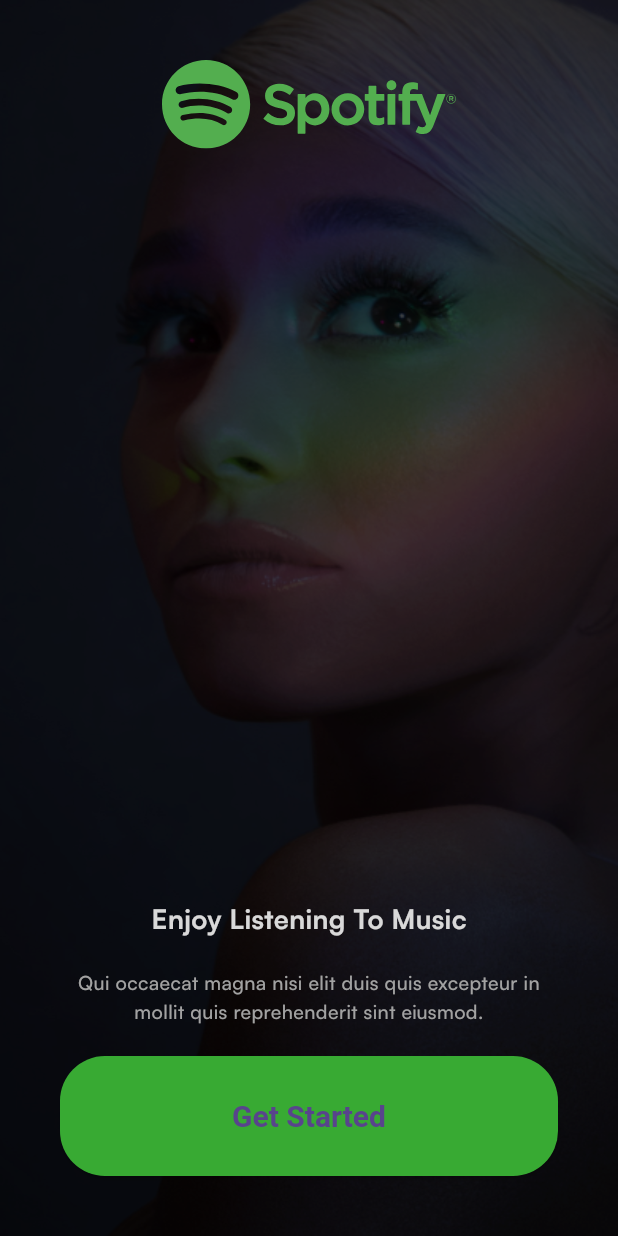
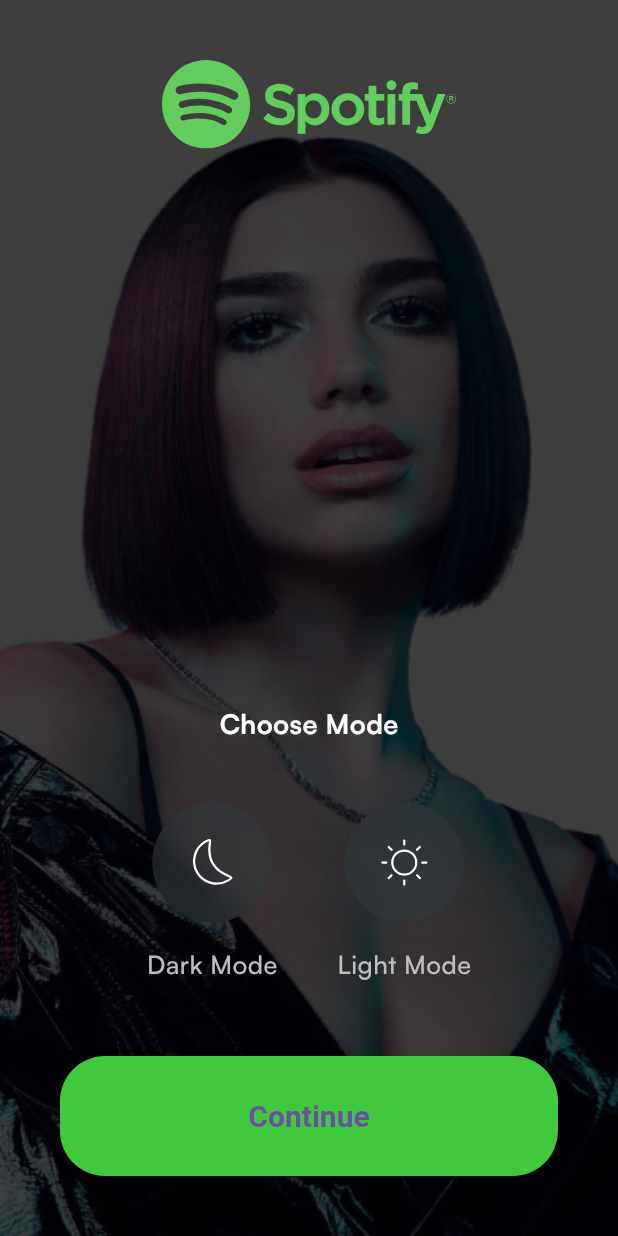
Before and after one commit to KHUSRAV-666/flutter_spotify_app, a Flutter app: the screen it shows after launch, after a tap on "Get Started", on a phone screen of 412 x 824 dp. Run offline on Flutter 3.47's test engine with Material 3 defaults, Android fonts, the phone set to English and light mode, and no system bars; our stand-ins replace flutter_svg.

Commit message:
add choose mode page

```diff
--- a/lib/core/configs/assets/app_images.dart
+++ b/lib/core/configs/assets/app_images.dart
@@ -2,4 +2,5 @@
   static const String basePath = 'assets/images/';
 
   static const String introBg = '${basePath}intro_bg.png';
+  static const String chooseModeBg = '${basePath}choose_mode_bg.png';
 }
--- a/lib/core/configs/assets/app_vectors.dart
+++ b/lib/core/configs/assets/app_vectors.dart
@@ -3,4 +3,6 @@
   static const String format = '.svg';
 
   static const String logo = '${basePath}spotify_logo$format';
+  static const String sun = '${basePath}sun$format';
+  static const String moon = '${basePath}moon$format';
 }
--- /dev/null
+++ b/lib/presentation/choose_mode/pages/choose_mode.dart
@@ -0,0 +1,125 @@
+import 'dart:ui';
+
+import 'package:flutter/material.dart';
+import 'package:flutter_spotify_app/common/widgets/button/basic_app_button.dart';
+import 'package:flutter_spotify_app/core/configs/assets/app_images.dart';
+import 'package:flutter_spotify_app/core/configs/assets/app_vectors.dart';
+import 'package:flutter_spotify_app/core/configs/theme/app_colors.dart';
+import 'package:flutter_svg/flutter_svg.dart';
+
+class ChooseModePage extends StatelessWidget {
+  const ChooseModePage({super.key});
+
+  @override
+  Widget build(BuildContext context) {
+    return Scaffold(
+      body: Stack(
+        children: [
+          Container(
+            padding: const EdgeInsets.all(40),
+            decoration: const BoxDecoration(
+              image: DecorationImage(
+                fit: BoxFit.fill,
+                image: AssetImage(AppImages.chooseModeBg),
+              ),
+            ),
+          ),
+          Container(
+            color: Colors.black.withOpacity(0.15),
+          ),
+          Padding(
+            padding: const EdgeInsets.all(40),
+            child: Column(
+              children: [
+                Align(
+                    alignment: Alignment.topCenter,
+                    child: SvgPicture.asset(AppVectors.logo)),
+                const Spacer(),
+                const Text(
+                  'Choose Mode',
+                  style: TextStyle(
+                      fontWeight: FontWeight.bold,
+                      color: Colors.white,
+                      fontSize: 18),
+                ),
+                const SizedBox(height: 40),
+                Row(
+                  mainAxisAlignment: MainAxisAlignment.center,
+                  children: [
+                    Column(
+                      children: [
+                        ClipOval(
+                          child: BackdropFilter(
+                            filter: ImageFilter.blur(sigmaX: 10, sigmaY: 10),
+                            child: Container(
+                              width: 80,
+                              height: 80,
+                              decoration: const BoxDecoration(
+                                shape: BoxShape.circle,
+                                color: Color.fromRGBO(48, 57, 60, 0.5),
+                              ),
+                              child: SvgPicture.asset(AppVectors.moon,
+                                  fit: BoxFit.none),
+                            ),
+                          ),
+                        ),
+                        const SizedBox(height: 15),
+                        const Text(
+                          'Dark Mode',
+                          style: TextStyle(
+                              fontSize: 17,
+                              fontWeight: FontWeight.w500,
+                              color: AppColors.grey),
+                        ),
+                      ],
+                    ),
+                    const SizedBox(width: 40),
+                    Column(
+                      children: [
+                        ClipOval(
+                          child: BackdropFilter(
+                            filter: ImageFilter.blur(sigmaX: 10, sigmaY: 10),
+                            child: Container(
+                              width: 80,
+                              height: 80,
+                              decoration: const BoxDecoration(
+                                shape: BoxShape.circle,
+                                color: Color.fromRGBO(48, 57, 60, 0.5),
+                              ),
+                              child: SvgPicture.asset(AppVectors.sun,
+                                  fit: BoxFit.none),
+                            ),
+                          ),
+                        ),
+                        const SizedBox(height: 15),
+                        const Text(
+                          'Light Mode',
+                          style: TextStyle(
+                              fontSize: 17,
+                              fontWeight: FontWeight.w500,
+                              color: AppColors.grey),
+                        ),
+                      ],
+                    ),
+                  ],
+                ),
+                const SizedBox(height: 50),
+                BasicAppButton(
+                    onPressed: () {
+                      Navigator.push(
+                        context,
+                        MaterialPageRoute(
+                          builder: (BuildContext context) =>
+                              const ChooseModePage(),
+                        ),
+                      );
+                    },
+                    title: 'Continue')
+              ],
+            ),
+          ),
+        ],
+      ),
+    );
+  }
+}
--- a/lib/presentation/intro/pages/get_started.dart
+++ b/lib/presentation/intro/pages/get_started.dart
@@ -3,6 +3,7 @@
 import 'package:flutter_spotify_app/core/configs/assets/app_images.dart';
 import 'package:flutter_spotify_app/core/configs/assets/app_vectors.dart';
 import 'package:flutter_spotify_app/core/configs/theme/app_colors.dart';
+import 'package:flutter_spotify_app/presentation/choose_mode/pages/choose_mode.dart';
 import 'package:flutter_svg/flutter_svg.dart';
 
 class GetStartedPage extends StatelessWidget {
@@ -14,28 +15,34 @@
       body: Stack(
         children: [
           Container(
-            padding: EdgeInsets.symmetric(vertical: 40, horizontal: 40),
+            padding: const EdgeInsets.all(40),
             decoration: const BoxDecoration(
               image: DecorationImage(
                 fit: BoxFit.fill,
                 image: AssetImage(AppImages.introBg),
               ),
             ),
+          ),
+          Container(
+            color: Colors.black.withOpacity(0.15),
+          ),
+          Padding(
+            padding: const EdgeInsets.all(40),
             child: Column(
               children: [
                 Align(
                     alignment: Alignment.topCenter,
                     child: SvgPicture.asset(AppVectors.logo)),
-                Spacer(),
-                Text(
+                const Spacer(),
+                const Text(
                   'Enjoy Listening To Music',
                   style: TextStyle(
                       fontWeight: FontWeight.bold,
                       color: Colors.white,
                       fontSize: 18),
                 ),
-                SizedBox(height: 21),
-                Text(
+                const SizedBox(height: 21),
+                const Text(
                   'Qui occaecat magna nisi elit duis quis excepteur in mollit quis reprehenderit sint eiusmod.',
                   style: TextStyle(
                       fontWeight: FontWeight.w500,
@@ -43,14 +50,21 @@
                       fontSize: 13),
                   textAlign: TextAlign.center,
                 ),
-                SizedBox(height: 20),
-                BasicAppButton(onPressed: () {}, title: 'Get Started')
+                const SizedBox(height: 20),
+                BasicAppButton(
+                    onPressed: () {
+                      Navigator.push(
+                        context,
+                        MaterialPageRoute(
+                          builder: (BuildContext context) =>
+                              const ChooseModePage(),
+                        ),
+                      );
+                    },
+                    title: 'Get Started')
               ],
             ),
           ),
-          Container(
-            color: Colors.black.withOpacity(0.15),
-          )
         ],
       ),
     );
```
